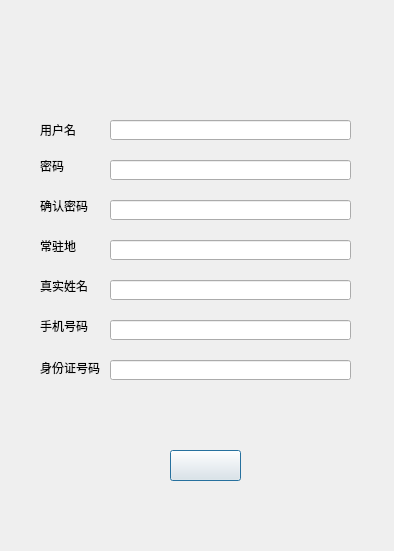
Before: the Qt Designer form register.ui in Dansheng/FlightSystem, drawn with Qt 5.
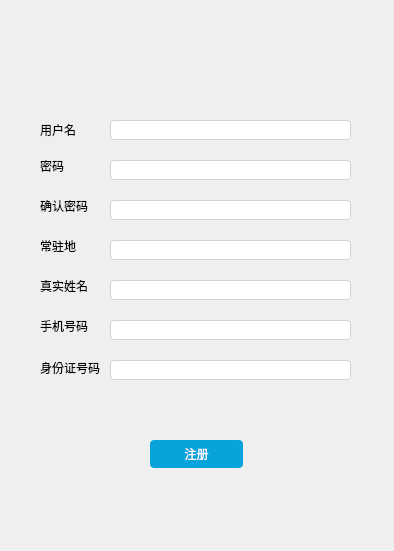
After: the same form once the commit is applied. Icons and pictures are not drawn.

The edit to the form file:
```diff
--- a/register.ui
+++ b/register.ui
@@ -13,6 +13,111 @@
   <property name="windowTitle">
    <string>Dialog</string>
   </property>
+  <property name="styleSheet">
+   <string notr="true">
+/*登录按钮样式*/
+#pushButton{
+	border-radius:4px;
+	border:none;
+	background-color: #09A3DC;
+	color:#fff;
+}
+
+/*登录按钮鼠标悬停样式*/
+#pushButton:hover{
+	background-color:rgb(60,195,245);
+}
+/*输入框悬停样式*/
+#RealName_Edit:hover{
+	
+	border:1px solid rgb(21,131,221)
+	
+}
+#UserName_Edit:hover{
+	
+	border:1px solid rgb(21,131,221)
+	
+}
+#PassWord_Edit:hover{
+	
+	border:1px solid rgb(21,131,221)
+	
+}
+#PassWordTwo_Edit:hover{
+	
+	border:1px solid rgb(21,131,221)
+	
+}
+#Place_Edit:hover{
+	
+	border:1px solid rgb(21,131,221)
+	
+}
+#PhoneNumber_Edit:hover{
+	
+	border:1px solid rgb(21,131,221)
+	
+}
+#IdCard_Edit:hover{
+	
+	border:1px solid rgb(21,131,221)
+	
+}
+/*用户名输入框样式*/
+#RealName_Edit{
+	border-top-left-radius:4px;
+	border-top-right-radius:4px;
+	border-bottom-right-radius:4px;
+	border-bottom-left-radius:4px;	
+	border:1px solid rgb(209,209,209);
+}
+#UserName_Edit{
+	border-top-left-radius:4px;
+	border-top-right-radius:4px;
+	border-bottom-right-radius:4px;
+	border-bottom-left-radius:4px;	
+	border:1px solid rgb(209,209,209);
+}
+#PassWord_Edit{
+	border-top-left-radius:4px;
+	border-top-right-radius:4px;
+	border-bottom-right-radius:4px;
+	border-bottom-left-radius:4px;	
+	border:1px solid rgb(209,209,209);
+}
+#PassWordTwo_Edit{
+	border-top-left-radius:4px;
+	border-top-right-radius:4px;
+	border-bottom-right-radius:4px;
+	border-bottom-left-radius:4px;	
+	border:1px solid rgb(209,209,209);
+}
+#Place_Edit{
+	border-top-left-radius:4px;
+	border-top-right-radius:4px;
+	border-bottom-right-radius:4px;
+	border-bottom-left-radius:4px;	
+	border:1px solid rgb(209,209,209);
+}
+#PhoneNumber_Edit{
+	border-top-left-radius:4px;
+	border-top-right-radius:4px;
+	border-bottom-right-radius:4px;
+	border-bottom-left-radius:4px;	
+	border:1px solid rgb(209,209,209);
+}
+#IdCard_Edit{
+	border-top-left-radius:4px;
+	border-top-right-radius:4px;
+	border-bottom-right-radius:4px;
+	border-bottom-left-radius:4px;	
+	border:1px solid rgb(209,209,209);
+}
+
+
+
+</string>
+  </property>
   <widget class="QLabel" name="UserName_Label">
    <property name="geometry">
     <rect>
@@ -23,7 +128,7 @@
     </rect>
    </property>
    <property name="styleSheet">
-    <string notr="true">font: 9pt &quot;方正字迹-颜振东楷 简&quot;;</string>
+    <string notr="true">font: 8pt &quot;Arial&quot;;</string>
    </property>
    <property name="text">
     <string>用户名</string>
@@ -42,7 +147,8 @@
     </rect>
    </property>
    <property name="styleSheet">
-    <string notr="true">font: 9pt &quot;方正字迹-颜振东楷 简&quot;;</string>
+    <string notr="true">font: 8pt &quot;Arial&quot;;
+</string>
    </property>
    <property name="text">
     <string>密码</string>
@@ -58,7 +164,7 @@
     </rect>
    </property>
    <property name="styleSheet">
-    <string notr="true">font: 9pt &quot;方正字迹-颜振东楷 简&quot;;</string>
+    <string notr="true">font: 8pt &quot;Arial&quot;;</string>
    </property>
    <property name="text">
     <string>确认密码</string>
@@ -74,7 +180,7 @@
     </rect>
    </property>
    <property name="styleSheet">
-    <string notr="true">font: 9pt &quot;方正字迹-颜振东楷 简&quot;;</string>
+    <string notr="true">font: 8pt &quot;Arial&quot;;</string>
    </property>
    <property name="text">
     <string>常驻地</string>
@@ -90,7 +196,7 @@
     </rect>
    </property>
    <property name="styleSheet">
-    <string notr="true">font: 9pt &quot;方正字迹-颜振东楷 简&quot;;</string>
+    <string notr="true">font: 8pt &quot;Arial&quot;;</string>
    </property>
    <property name="text">
     <string>手机号码</string>
@@ -106,7 +212,7 @@
     </rect>
    </property>
    <property name="styleSheet">
-    <string notr="true">font: 9pt &quot;方正字迹-颜振东楷 简&quot;;</string>
+    <string notr="true">font: 8pt &quot;Arial&quot;;</string>
    </property>
    <property name="text">
     <string>真实姓名</string>
@@ -122,7 +228,7 @@
     </rect>
    </property>
    <property name="styleSheet">
-    <string notr="true">font: 9pt &quot;方正字迹-颜振东楷 简&quot;;</string>
+    <string notr="true">font: 8pt &quot;Arial&quot;;</string>
    </property>
    <property name="text">
     <string>身份证号码</string>
@@ -204,20 +310,17 @@
     </rect>
    </property>
   </widget>
-  <widget class="QPushButton" name="Sure_Button">
+  <widget class="QPushButton" name="pushButton">
    <property name="geometry">
     <rect>
-     <x>170</x>
-     <y>450</y>
-     <width>71</width>
-     <height>31</height>
+     <x>150</x>
+     <y>440</y>
+     <width>93</width>
+     <height>28</height>
     </rect>
    </property>
-   <property name="styleSheet">
-    <string notr="true">border-image: url(:/images/sure_btn.png);</string>
-   </property>
    <property name="text">
-    <string/>
+    <string>注册</string>
    </property>
   </widget>
  </widget>
```
